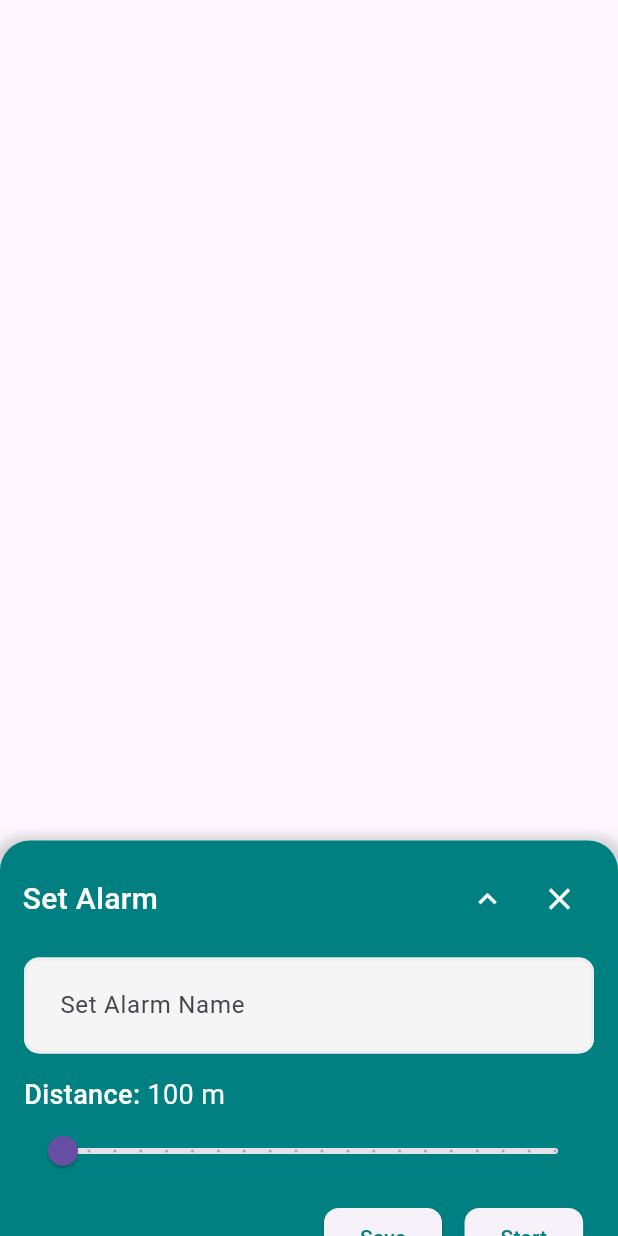
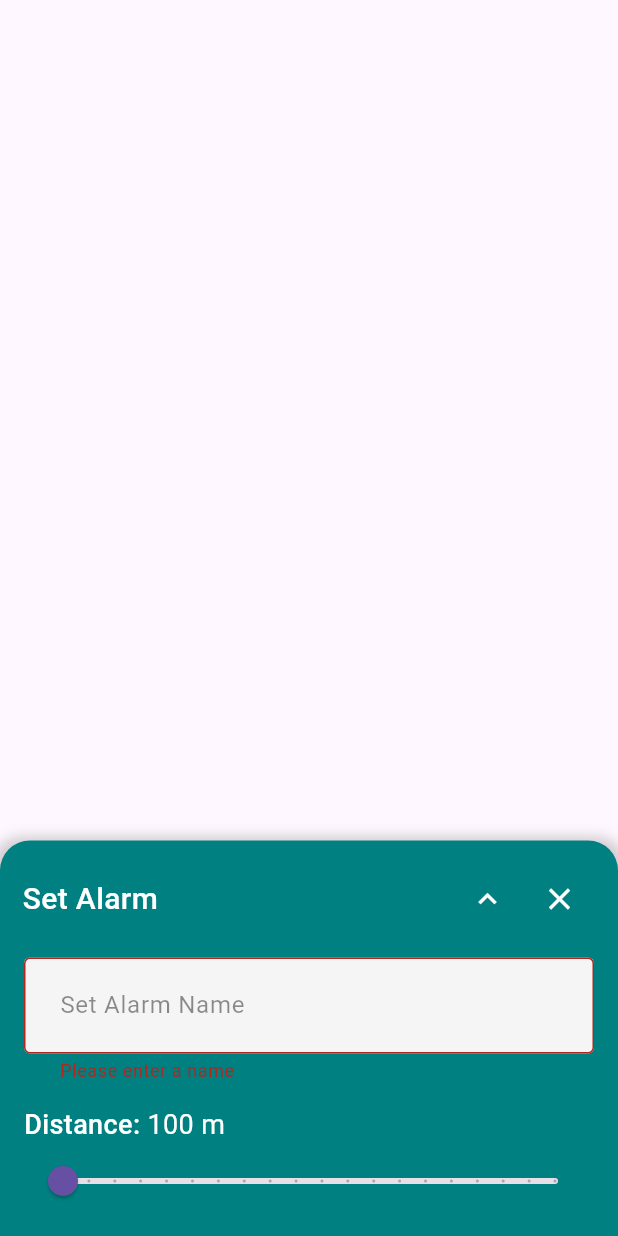
Before and after one commit to enzouro/WakeNav, a Flutter app: the AlarmDrawer widget shown alone on an empty page, opened directly with empty values, after a tap on the "expand less" icon, after a tap on the "expand more" icon, after a tap on "Save", on a phone screen of 412 x 824 dp. Run offline on Flutter 3.47's test engine with Material 3 defaults, Android fonts, the phone set to English and light mode, and no system bars; our stand-ins replace flutter_map, geolocator, latlong2, shared_preferences; missing offline and left inert: flutter_map_cancellable_tile_provider; accounts and stored records are empty.

Commit message:
added validator for entering alarm name

```diff
--- a/wakenav/lib/widget/alarm_drawer.dart
+++ b/wakenav/lib/widget/alarm_drawer.dart
@@ -34,6 +34,7 @@ class _AlarmDrawerState extends State<AlarmDrawer> {
   TextEditingController _noteController = TextEditingController();
   DraggableScrollableController _draggableController =
       DraggableScrollableController();
+  final _formKey = GlobalKey<FormState>();
 
   final double _collapsedSize = 0.32;
   final double _expandedSize = 0.45;
@@ -71,10 +72,31 @@ class _AlarmDrawerState extends State<AlarmDrawer> {
   }
 
   Future<void> _saveAlarm({bool setActive = false}) async {
+  if (_formKey.currentState?.validate() ?? false) {
     final prefs = await SharedPreferences.getInstance();
+    final String? alarmsJson = prefs.getString('alarms');
+    List<Alarm> alarms = [];
+
+    if (alarmsJson != null) {
+      final List<dynamic> decodedAlarms = jsonDecode(alarmsJson);
+      alarms = decodedAlarms.map((e) => Alarm.fromJson(e)).toList();
+    }
+
+    final newAlarmName = _alarmNameController.text.trim();
+
+    // Check for duplicate alarm names
+    bool nameExists = alarms.any((alarm) => alarm.name == newAlarmName);
+    if (nameExists) {
+      // Show an error message or handle the duplicate name case
+      ScaffoldMessenger.of(context).showSnackBar(
+        SnackBar(content: Text('An alarm with this name already exists.')),
+      );
+      return;
+    }
+
     final alarm = Alarm(
       id: Uuid().v4(),
-      name: _alarmNameController.text,
+      name: newAlarmName,
       distance: _distance,
       note: _noteController.text,
       latitude: widget.latitude,
@@ -82,22 +104,11 @@ class _AlarmDrawerState extends State<AlarmDrawer> {
       isActive: setActive,
     );
 
-    // Get existing alarms
-    final String? alarmsJson = prefs.getString('alarms');
-    List<Alarm> alarms = [];
-    if (alarmsJson != null) {
-      final List<dynamic> decodedAlarms = jsonDecode(alarmsJson);
-      alarms = decodedAlarms.map((e) => Alarm.fromJson(e)).toList();
-    }
-
-    // Add new alarm
     alarms.add(alarm);
 
-    // Save updated alarms list
     await prefs.setString(
         'alarms', jsonEncode(alarms.map((e) => e.toJson()).toList()));
 
-    // Close the drawer
     widget.onCancel();
 
     if (setActive) {
@@ -107,6 +118,7 @@ class _AlarmDrawerState extends State<AlarmDrawer> {
       widget.onSave(alarm);
     }
     widget.onCancel();
+  }
 }
 
   _startAlarm() {
@@ -134,6 +146,8 @@ class _AlarmDrawerState extends State<AlarmDrawer> {
               ),
             ],
           ),
+          child: Form(
+            key: _formKey,
             child: Column(
               children: [
                 Padding(
@@ -192,7 +206,18 @@ class _AlarmDrawerState extends State<AlarmDrawer> {
                           filled: true,
                           fillColor: Colors.grey[100],
                           // label: Text("Alarm Name"),
-                          hintText: "Set Alarm Name"),
+                          hintText: "Set Alarm Name",
+                          hintStyle: TextStyle(
+                            color:
+                                Color.fromARGB(255, 28, 27, 27).withOpacity(0.5),
+                          ),
+                        ),
+                        validator: (value) {
+                          if (value == null || value.isEmpty) {
+                            return 'Please enter a name';
+                          }
+                          return null;
+                        },
                       ),
                       SizedBox(height: 15),
                       Row(
@@ -278,7 +303,12 @@ class _AlarmDrawerState extends State<AlarmDrawer> {
                             filled: true,
                             fillColor: Colors.grey[100],
                             // label: Text("Alarm Name"),
-                            hintText: "Details"),
+                            hintText: "Details",
+                            hintStyle: TextStyle(
+                              color: Color.fromARGB(255, 28, 27, 27)
+                                  .withOpacity(0.5),
+                            ),
+                          ),
                           maxLines: 3,
                         ),
                       ],
@@ -287,6 +317,7 @@ class _AlarmDrawerState extends State<AlarmDrawer> {
                 ),
               ],
             ),
+          ),
         );
       },
     );
```
Lines whose indentation alone changed are shown as unchanged.
